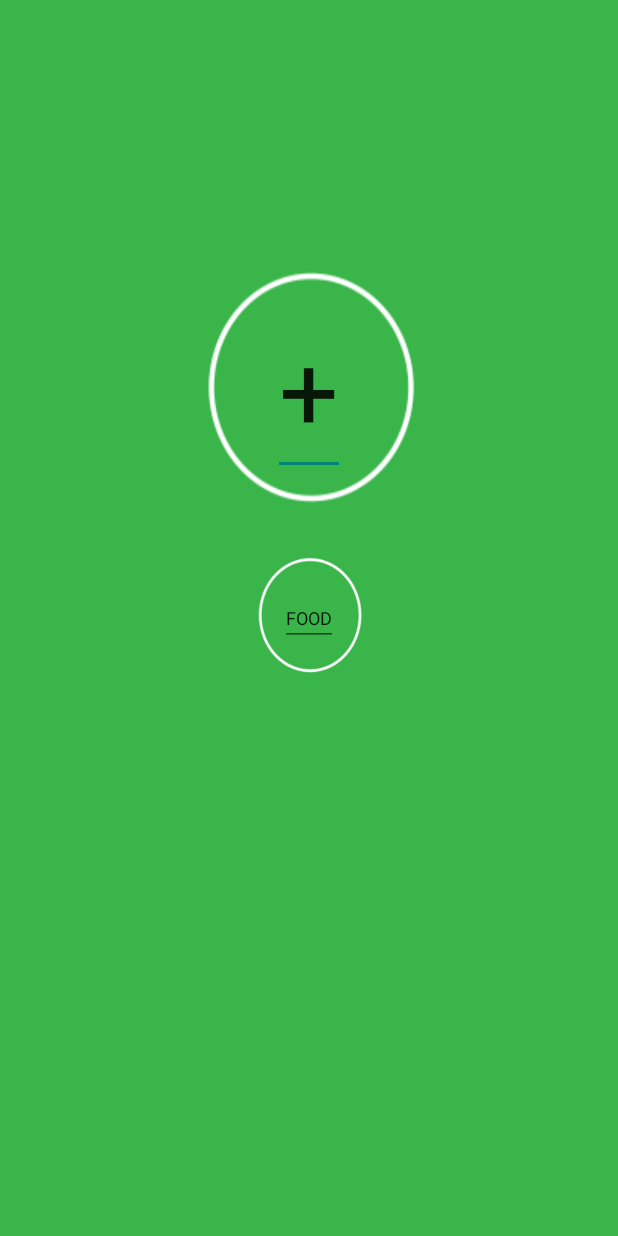
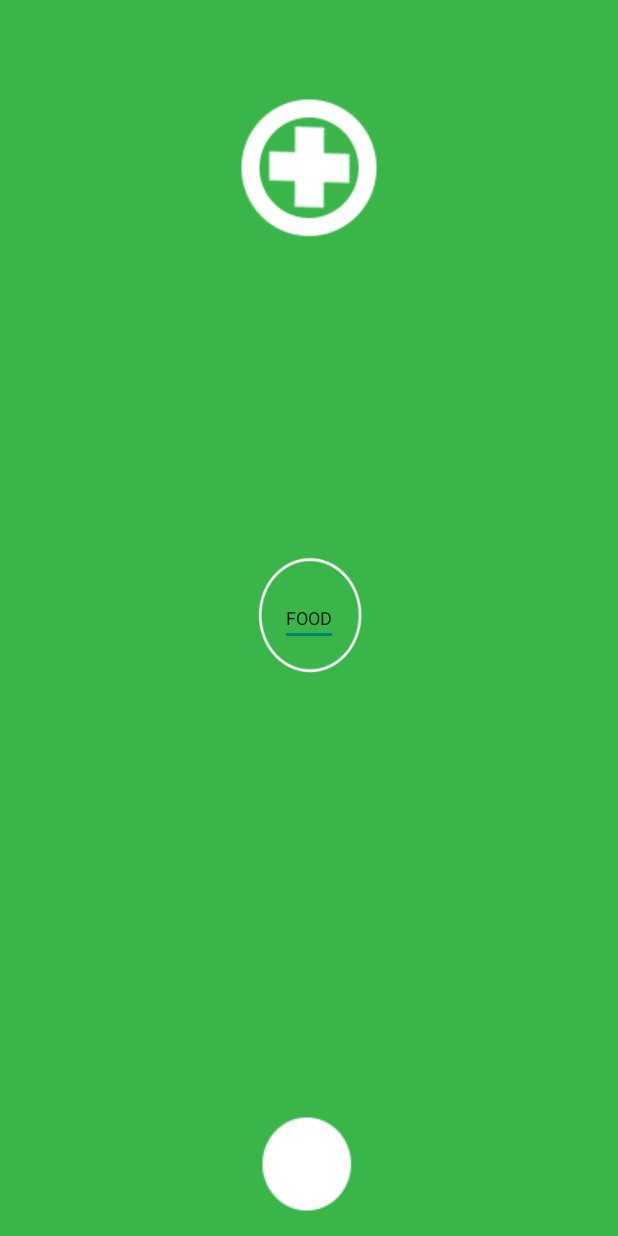
Before and after one commit to BadmonYoungKingpin/Badmon_Young_Kingpin, an Android app: the layout food_page.xml on its own in the app's theme, with its tools: preview values and no code run, on a phone screen of 412 x 824 dp. Run offline under Robolectric (Android 15) with nearby library versions, the phone set to English and light mode, and no system bars.

Commit message:
Fiddling with layout

```diff
--- a/app/src/main/res/layout/food_page.xml
+++ b/app/src/main/res/layout/food_page.xml
@@ -13,27 +13,20 @@
         android:layout_centerVertical="true"
         android:layout_centerHorizontal="true" />
 
-    <ImageView
+    ImageView
         android:layout_width="200dp"
         android:layout_height="200dp"
         android:id="@+id/addWork"
         android:background="@drawable/ono"
         android:layout_gravity="center_horizontal"
         android:layout_above="@+id/workMiddle"
-        android:layout_centerHorizontal="true" />
+        android:layout_centerHorizontal="true" /><![CDATA[
+
+    /
+
+    >]]>
 
     <EditText
-        android:layout_width="wrap_content"
-        android:layout_height="wrap_content"
-        android:id="@+id/addText"
-        android:layout_alignBottom="@+id/addWork"
-        android:layout_centerHorizontal="true"
-        android:layout_marginBottom="45dp"
-        android:text="+"
-        android:textSize="70sp"
-        android:inputType="text" />/
-
-    ><EditText
         android:layout_width="wrap_content"
         android:layout_height="wrap_content"
         android:id="@+id/workText"
@@ -43,4 +36,22 @@
         android:layout_centerHorizontal="true"
         android:inputType="text" />
 
+    <ImageButton
+        android:layout_width="wrap_content"
+        android:layout_height="wrap_content"
+        android:id="@+id/imageButton5"
+        android:background="@drawable/back"
+        android:onClick="backButtonClick"
+        android:layout_alignParentBottom="true"
+        android:layout_centerHorizontal="true" />
+
+    <ImageButton
+        android:layout_width="wrap_content"
+        android:layout_height="wrap_content"
+        android:id="@+id/imageButton9"
+        android:layout_alignParentTop="true"
+        android:layout_centerHorizontal="true"
+        android:layout_marginTop="61dp"
+        android:background="@drawable/add"/>
+
 </RelativeLayout>
--- a/app/src/main/res/layout/homepage.xml
+++ b/app/src/main/res/layout/homepage.xml
@@ -43,7 +43,7 @@
         android:layout_marginBottom="76dp"
         android:layout_below="@+id/imageButton2"
         android:background="@drawable/standard"
-        android:onClick="weatherkButtonClick" />
+        android:onClick="weatherButtonClick" />
 
     <TextView
         android:layout_width="wrap_content"
```
Also changed, not shown: app/src/main/java/com/example/hp/myapplication/MainActivity.java (+18 -15 lines), app/src/main/res/layout/activity_home_page.xml (+14 -1 lines), app/src/main/res/layout/event_home.xml (added, +37 -0 lines), app/src/main/res/layout/physical_page.xml (+18 -8 lines), app/src/main/res/layout/weather_home.xml (added, +30 -0 lines), app/src/main/res/layout/work_page.xml (+27 -20 lines), app/src/main/res/drawable/add.png (added), app/src/main/res/drawable/back.png (added).
